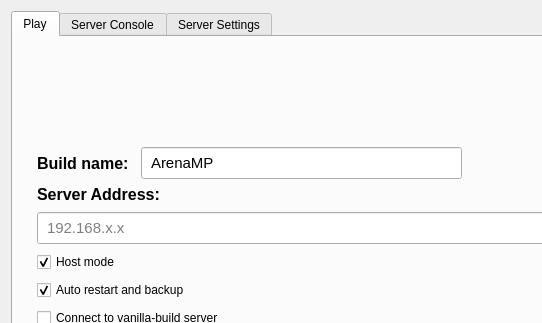
Qt form files/ui/playpage.ui (darrensmith-maker/rickymp-engine) before a commit; both pictures show x 0 to 542 and y 0 to 323 of the 820 by 620 pixel window.
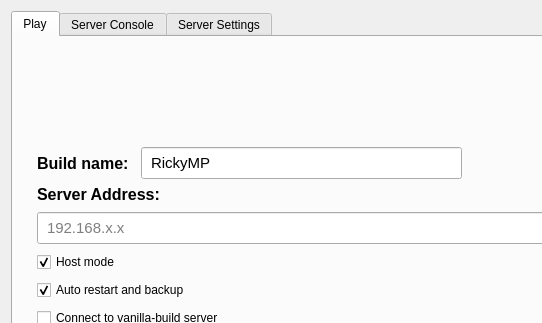
The same form after that commit.

Commit message: RickyMP client: Ricky's branding, waterline hitch, 3D DDS flip

Patch:
```diff
--- a/files/ui/playpage.ui
+++ b/files/ui/playpage.ui
@@ -64,7 +64,7 @@
          <item>
           <widget class="QLineEdit" name="buildNameEdit">
            <property name="text">
-            <string>ArenaMP</string>
+            <string>RickyMP</string>
            </property>
            <property name="minimumSize">
             <size>
```
Left out of the diff: 6 changed lines with no effect on the pictures. The commit also changes 31 other files.
